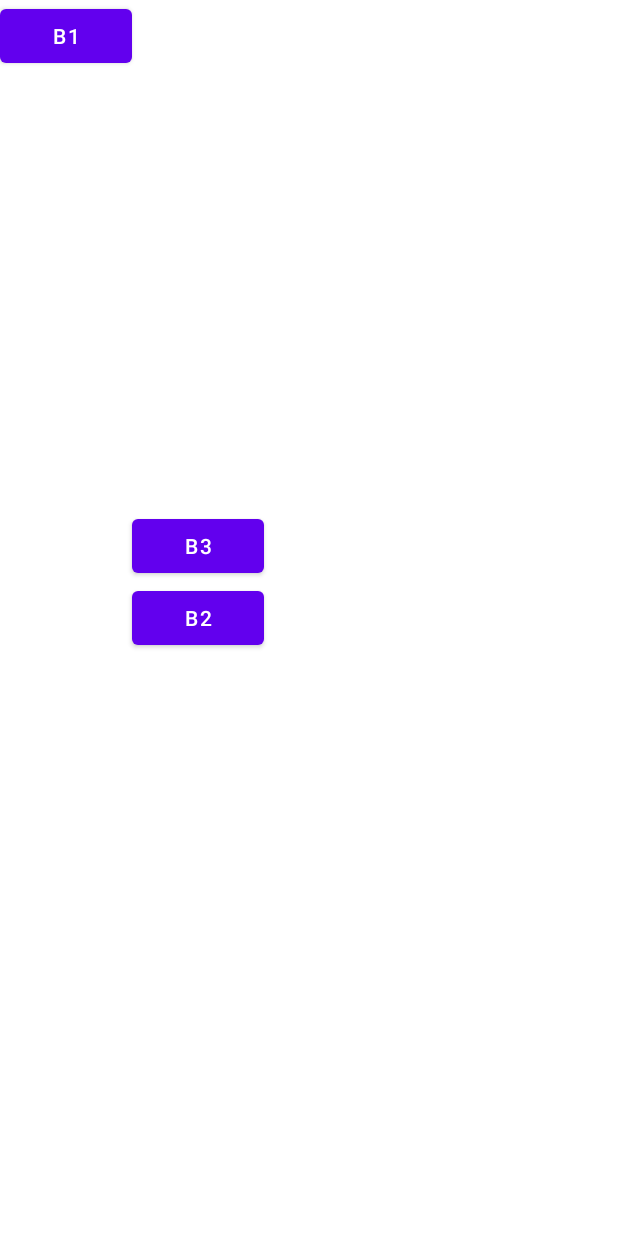
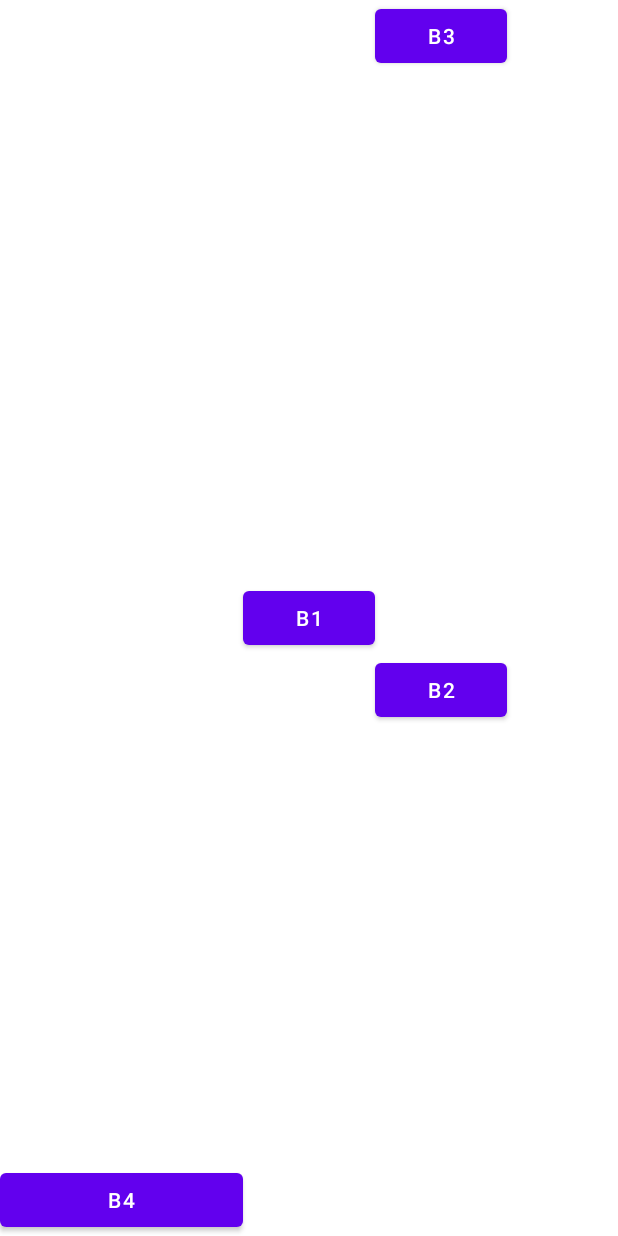
Before and after one commit to jmperezsantos/CertificaTIC, an Android app: the layout activity_layout_relative2.xml on its own in the app's theme, with its tools: preview values and no code run, on a phone screen of 412 x 824 dp. Run offline under Robolectric (Android 15) with nearby library versions, the phone set to English and light mode, and no system bars.

Commit message:
+ ejemplos

```diff
--- a/LayoutsExample/app/src/main/res/layout/activity_layout_relative2.xml
+++ b/LayoutsExample/app/src/main/res/layout/activity_layout_relative2.xml
@@ -7,21 +7,30 @@
         android:id="@+id/b1"
         android:layout_width="wrap_content"
         android:layout_height="wrap_content"
+        android:layout_centerInParent="true"
         android:text="B1" />
 
     <Button
         android:id="@+id/b2"
         android:layout_width="wrap_content"
         android:layout_height="wrap_content"
+        android:layout_below="@+id/b1"
         android:layout_centerVertical="true"
-        android:layout_toRightOf="@+id/b1"
+        android:layout_toEndOf="@+id/b1"
         android:text="B2" />
 
     <Button
         android:layout_width="wrap_content"
         android:layout_height="wrap_content"
-        android:layout_above="@+id/b2"
-        android:layout_toRightOf="@+id/b1"
+        android:layout_toEndOf="@+id/b1"
         android:text="B3" />
 
+    <Button
+        android:layout_width="wrap_content"
+        android:layout_height="wrap_content"
+        android:layout_alignParentStart="true"
+        android:layout_alignParentBottom="true"
+        android:layout_toStartOf="@+id/b1"
+        android:text="B4" />
+
 </RelativeLayout>
```
Also changed, not shown: LayoutsExample/app/src/main/java/org/certificatic/layoutsexample/MainActivity.kt (+6 -1 lines), LayoutsExample/app/src/main/res/layout/item.xml (added, +32 -0 lines), 1 other file.
